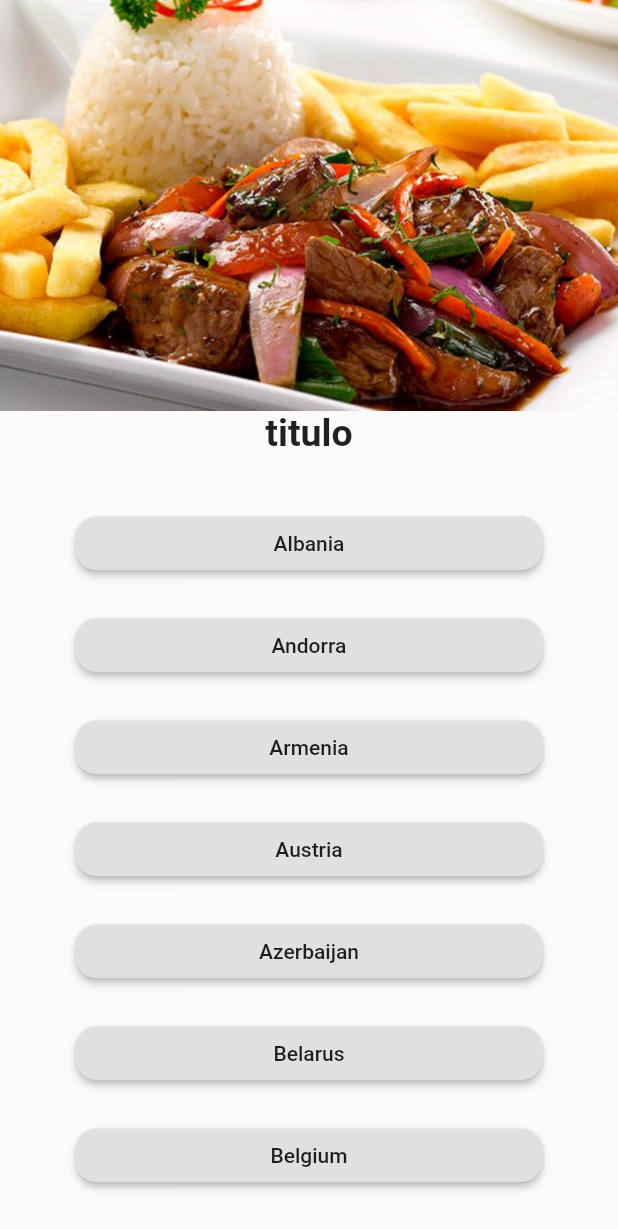
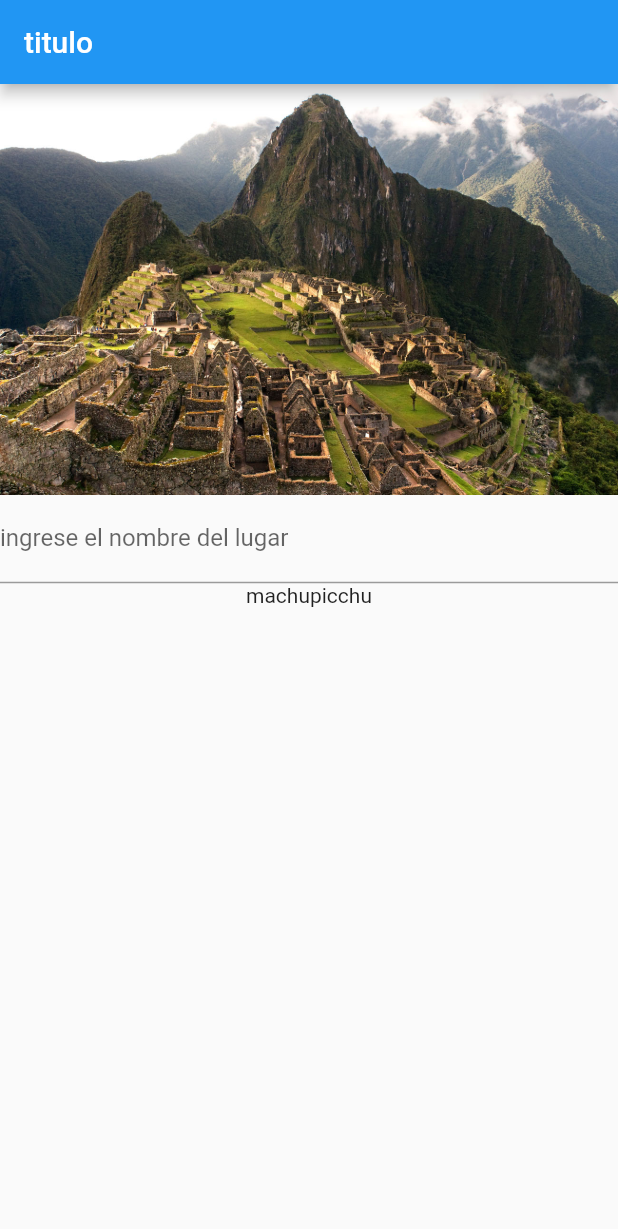
Before and after one commit to josman958/flutterPractica, a Flutter app: the screen it shows after launch, on a phone screen of 412 x 824 dp. Shown: the top 1229 px of the screen. Run offline on Flutter 3.47's test engine with Material 2 defaults, Android fonts, the phone set to English and light mode, and no system bars.

Commit message:
agregando modelo 1

```diff
--- a/lib/home.dart
+++ b/lib/home.dart
@@ -23,9 +23,6 @@ class Home extends StatelessWidget {
       body: Column(
         crossAxisAlignment: CrossAxisAlignment.stretch,
         children: <Widget>[
-          Image(
-            image: AssetImage('assets/img/comida-peruana.jpg'),
-          ),
           Text(
             'titulo',
             textAlign: TextAlign.center,
--- a/lib/main.dart
+++ b/lib/main.dart
@@ -1,5 +1,6 @@
 import 'package:flutter/material.dart';
 import 'home.dart';
+import 'sites/modelo1.dart';
 
 void main() {
   runApp(Aplicacion());
@@ -12,7 +13,7 @@ class Aplicacion extends StatelessWidget {
   Widget build(BuildContext context) {
     return MaterialApp(
       title: 'Logo',
-      home: Home(),
+      home: Modelo1(),
     );
   }
 }
--- /dev/null
+++ b/lib/sites/modelo1.dart
@@ -0,0 +1,82 @@
+import 'dart:math';
+
+import 'package:flutter/material.dart';
+import 'dart:convert';
+
+class Lugares {
+  int id;
+  String nombre;
+  String foto;
+  Lugares(this.id, this.nombre, this.foto);
+}
+
+final opciones = [
+  Lugares(1, "machupicchu", "assets/img/machupicchu.jpg"),
+  Lugares(2, "sacsayhuaman", "assets/img/sacsayhuaman.jpg"),
+  Lugares(3, "pisaq", "assets/img/pisaq.jpg"),
+  Lugares(4, "ollantaytambo", "assets/img/ollantaytambo.jpg")
+];
+
+int numeroRandom = Random().nextInt(opciones.length);
+var lugar = opciones[numeroRandom];
+
+class Modelo1 extends StatefulWidget {
+  @override
+  State<Modelo1> createState() => new _Modelo1State();
+}
+
+class _Modelo1State extends State<Modelo1> {
+  @override
+  Widget build(BuildContext context) {
+    // TODO: implement build
+    return Scaffold(
+        appBar: AppBar(
+          title: Text("titulo"),
+        ),
+        body: Column(
+          children: [
+            Image(image: AssetImage(lugar.foto)),
+            TextField(
+              decoration:
+                  InputDecoration(labelText: 'ingrese el nombre del lugar'),
+              onSubmitted: (String lugarIngresado) async {
+                await showDialog<void>(
+                  context: context,
+                  builder: (BuildContext context) {
+                    if (lugarIngresado == lugar.nombre) {
+                      return AlertDialog(
+                        title: const Text('Correcto!'),
+                        actions: <Widget>[
+                          FlatButton(
+                            onPressed: () {
+                              Navigator.pop(context);
+                            },
+                            child: const Text('OK'),
+                          ),
+                        ],
+                      );
+                    } else {
+                      return AlertDialog(
+                        title: const Text('Error!'),
+                        actions: <Widget>[
+                          FlatButton(
+                            onPressed: () {
+                              Navigator.pop(context);
+                              numeroRandom = Random().nextInt(opciones.length);
+                              lugar = opciones[numeroRandom];
+                              setState(() {});
+                            },
+                            child: const Text('OK'),
+                          ),
+                        ],
+                      );
+                    }
+                  },
+                );
+              },
+            ),
+            Text(lugar.nombre),
+          ],
+        ));
+  }
+}
```
Also changed, not shown: assets/img/machupicchu.jpg (added), assets/img/ollantaytambo.jpg (renamed from assets/img/comida-francesa.jpg), assets/img/pisaq.jpg (renamed from assets/img/comida-peruana.jpg), assets/img/sacsayhuaman.jpg (added).
